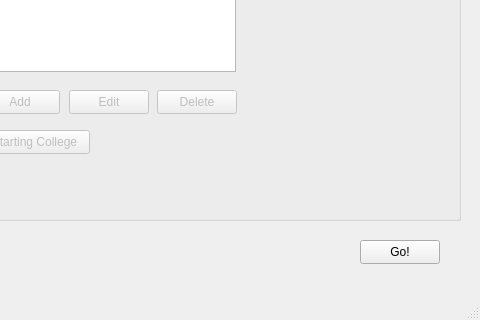
The window that forms/mainwindow.ui (DimitriChrysafis/CollegeDistanceProject) describes before a commit, drawn with Qt 5; both pictures show x 320 to 800 and y 280 to 600 of the 800 by 600 pixel window.
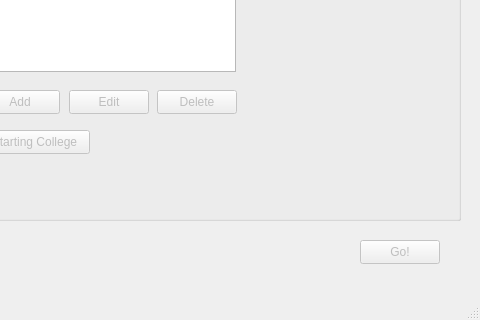
The same window after the commit.

Patch:
```diff
--- a/forms/mainwindow.ui
+++ b/forms/mainwindow.ui
@@ -15,6 +15,9 @@
   </property>
   <widget class="QWidget" name="centralwidget">
    <widget class="QPushButton" name="button_go">
+    <property name="enabled">
+     <bool>false</bool>
+    </property>
     <property name="geometry">
      <rect>
       <x>680</x>
```
